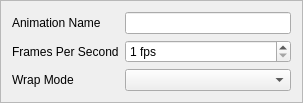
This is src/animationdetailseditor.ui in skwee/dmut as Qt 5 draws it before an edit. The edited form follows.
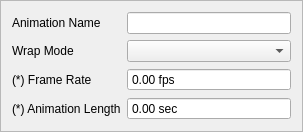
This is the edited form.

Commit message: partially finished frame editor, WIP on sprite selector for frames

```diff
--- a/src/animationdetailseditor.ui
+++ b/src/animationdetailseditor.ui
@@ -7,7 +7,7 @@
     <x>0</x>
     <y>0</y>
     <width>303</width>
-    <height>94</height>
+    <height>132</height>
    </rect>
   </property>
   <property name="windowTitle">
@@ -20,16 +20,6 @@
    <enum>QFrame::Raised</enum>
   </property>
   <layout class="QGridLayout" name="gridLayout">
-   <item row="1" column="0">
-    <widget class="QLabel" name="fpsLabel">
-     <property name="text">
-      <string>Frames Per Second</string>
-     </property>
-    </widget>
-   </item>
-   <item row="0" column="1">
-    <widget class="QLineEdit" name="nameEdit"/>
-   </item>
    <item row="0" column="0">
     <widget class="QLabel" name="nameLabel">
      <property name="text">
@@ -37,16 +27,19 @@
      </property>
     </widget>
    </item>
-   <item row="1" column="1">
-    <widget class="QSpinBox" name="fpsEdit">
-     <property name="suffix">
-      <string> fps</string>
-     </property>
-     <property name="minimum">
-      <number>1</number>
+   <item row="4" column="0">
+    <widget class="QLabel" name="animationLenLabel">
+     <property name="text">
+      <string>(*) Animation Length</string>
      </property>
     </widget>
    </item>
+   <item row="0" column="1">
+    <widget class="QLineEdit" name="nameEdit"/>
+   </item>
+   <item row="2" column="1">
+    <widget class="QComboBox" name="wrapModeCombo"/>
+   </item>
    <item row="2" column="0">
     <widget class="QLabel" name="wrapModeLabel">
      <property name="text">
@@ -54,8 +47,47 @@
      </property>
     </widget>
    </item>
-   <item row="2" column="1">
-    <widget class="QComboBox" name="wrapModeCombo"/>
+   <item row="3" column="0">
+    <widget class="QLabel" name="fpsLabel">
+     <property name="text">
+      <string>(*) Frame Rate</string>
+     </property>
+    </widget>
+   </item>
+   <item row="3" column="1">
+    <widget class="QDoubleSpinBox" name="fpsEdit">
+     <property name="readOnly">
+      <bool>true</bool>
+     </property>
+     <property name="buttonSymbols">
+      <enum>QAbstractSpinBox::NoButtons</enum>
+     </property>
+     <property name="suffix">
+      <string> fps</string>
+     </property>
+    </widget>
+   </item>
+   <item row="4" column="1">
+    <widget class="QDoubleSpinBox" name="animationLenEdit">
+     <property name="enabled">
+      <bool>true</bool>
+     </property>
+     <property name="toolTip">
+      <string/>
+     </property>
+     <property name="readOnly">
+      <bool>true</bool>
+     </property>
+     <property name="buttonSymbols">
+      <enum>QAbstractSpinBox::NoButtons</enum>
+     </property>
+     <property name="prefix">
+      <string/>
+     </property>
+     <property name="suffix">
+      <string> sec</string>
+     </property>
+    </widget>
    </item>
   </layout>
  </widget>
```
The commit also changes 40 other files.
